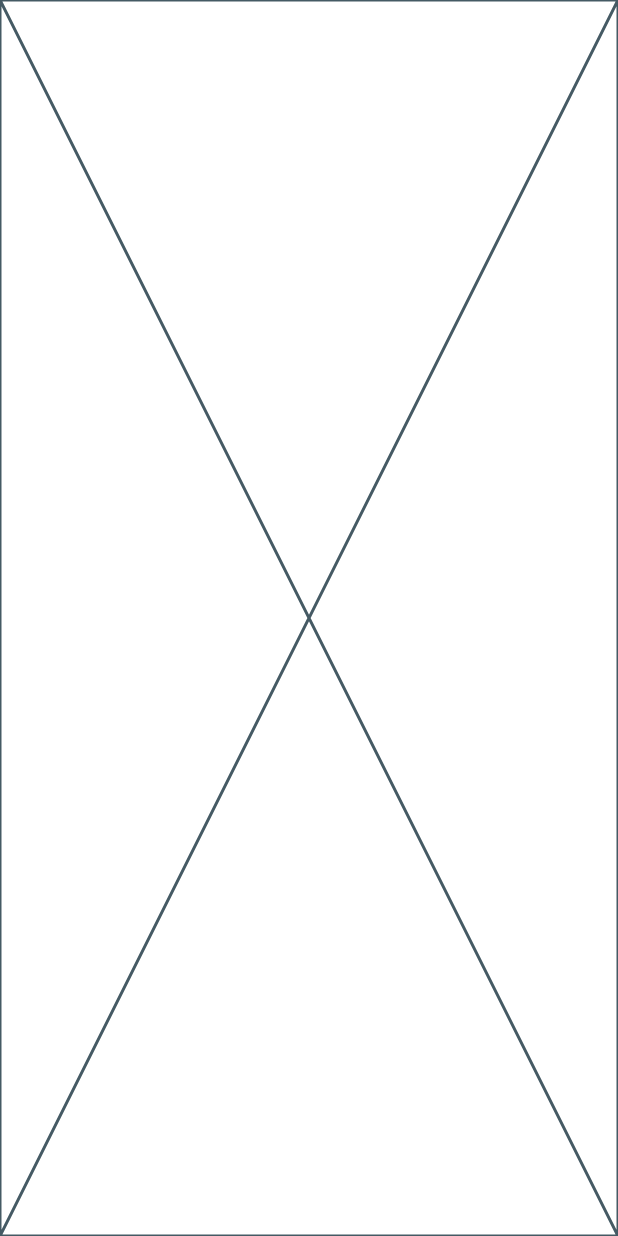
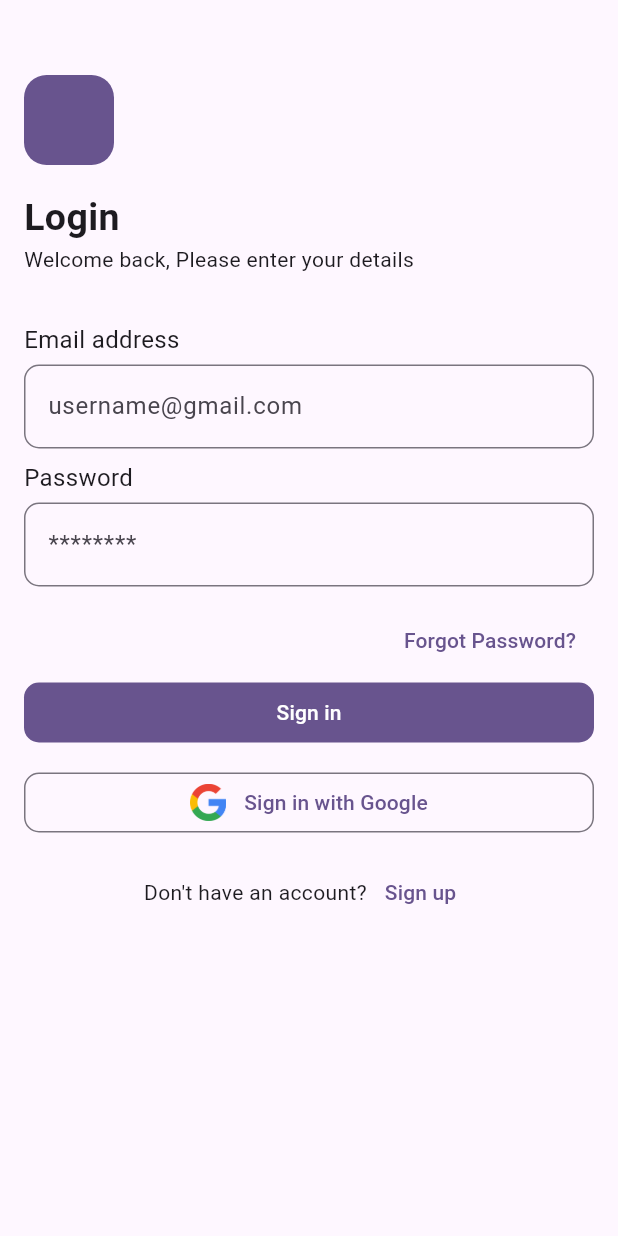
Before and after one commit to Wyntap-Inc/easevents_app, a Flutter app: the screen it shows after launch, on a phone screen of 412 x 824 dp. Run offline on Flutter 3.47's test engine with Material 3 defaults, Android fonts, the phone set to English and light mode, and no system bars.

Commit message:
created inital login

```diff
--- a/lib/main.dart
+++ b/lib/main.dart
@@ -1,4 +1,6 @@
 import 'package:flutter/material.dart';
+
+import 'screens/login.dart';
 
 void main() {
   runApp(const MyApp());
@@ -14,7 +16,7 @@ class MyApp extends StatelessWidget {
         colorScheme: ColorScheme.fromSeed(seedColor: Colors.deepPurple),
         useMaterial3: true,
       ),
-      home: const Placeholder(),
+      home: const LoginPage(),
     );
   }
 }
--- /dev/null
+++ b/lib/screens/login.dart
@@ -0,0 +1,149 @@
+import 'package:flutter/material.dart';
+
+class LoginPage extends StatelessWidget {
+  const LoginPage({super.key});
+
+  @override
+  Widget build(BuildContext context) {
+    return SafeArea(
+      child: Scaffold(
+        body: Padding(
+          padding: const EdgeInsets.only(left: 16, right: 16, top: 50),
+          child: Column(
+            crossAxisAlignment: CrossAxisAlignment.start,
+            children: [
+              Container(
+                width: 60,
+                height: 60,
+                decoration: BoxDecoration(
+                  color: Theme.of(context).colorScheme.primary,
+                  borderRadius: BorderRadius.circular(15),
+                ),
+              ),
+              const SizedBox(
+                height: 17,
+              ),
+              const Text(
+                'Login',
+                style: TextStyle(
+                  fontSize: 25,
+                  fontWeight: FontWeight.bold,
+                ),
+              ),
+              const Text('Welcome back, Please enter your details'),
+              const SizedBox(
+                height: 32,
+              ),
+              const Text(
+                'Email address',
+                style: TextStyle(
+                  fontSize: 16,
+                ),
+              ),
+              const SizedBox(
+                height: 5,
+              ),
+              TextFormField(
+                decoration: InputDecoration(
+                  hintText: 'username@gmail.com',
+                  border: OutlineInputBorder(
+                    borderRadius: BorderRadius.circular(10),
+                  ),
+                ),
+              ),
+              const SizedBox(
+                height: 8,
+              ),
+              const Text(
+                'Password',
+                style: TextStyle(
+                  fontSize: 16,
+                ),
+              ),
+              const SizedBox(
+                height: 5,
+              ),
+              TextFormField(
+                obscureText: true,
+                decoration: InputDecoration(
+                  hintText: '********',
+                  border: OutlineInputBorder(
+                    borderRadius: BorderRadius.circular(10),
+                  ),
+                ),
+              ),
+              const SizedBox(
+                height: 12,
+              ),
+              Row(
+                mainAxisAlignment: MainAxisAlignment.end,
+                children: [
+                  TextButton(
+                    onPressed: () {},
+                    child: const Text('Forgot Password?'),
+                  ),
+                ],
+              ),
+              SizedBox(
+                width: double.infinity,
+                child: FilledButton(
+                  style: ButtonStyle(
+                    shape: MaterialStateProperty.all(
+                      RoundedRectangleBorder(
+                        borderRadius: BorderRadius.circular(10),
+                      ),
+                    ),
+                  ),
+                  onPressed: () {},
+                  child: const Text('Sign in'),
+                ),
+              ),
+              const SizedBox(
+                height: 12,
+              ),
+              SizedBox(
+                width: double.infinity,
+                child: OutlinedButton(
+                  style: ButtonStyle(
+                    shape: MaterialStateProperty.all(
+                      RoundedRectangleBorder(
+                        borderRadius: BorderRadius.circular(10),
+                      ),
+                    ),
+                  ),
+                  onPressed: () {},
+                  child: Row(
+                    mainAxisAlignment: MainAxisAlignment.center,
+                    children: [
+                      Image.asset(
+                        'assets/images/GoogleLogo.png',
+                        width: 24,
+                      ),
+                      const SizedBox(
+                        width: 12,
+                      ),
+                      const Text('Sign in with Google'),
+                    ],
+                  ),
+                ),
+              ),
+              const SizedBox(
+                height: 12,
+              ),
+              Row(
+                mainAxisAlignment: MainAxisAlignment.center,
+                children: [
+                  const Text('Don\'t have an account?'),
+                  TextButton(
+                    onPressed: () {},
+                    child: const Text('Sign up'),
+                  ),
+                ],
+              ),
+            ],
+          ),
+        ),
+      ),
+    );
+  }
+}
--- a/pubspec.yaml
+++ b/pubspec.yaml
@@ -59,9 +59,9 @@ flutter:
   uses-material-design: true
 
   # To add assets to your application, add an assets section, like this:
-  # assets:
-  #   - images/a_dot_burr.jpeg
-  #   - images/a_dot_ham.jpeg
+  assets:
+    - assets/images/GoogleLogo.png
+
 
   # An image asset can refer to one or more resolution-specific "variants", see
   # https://flutter.dev/assets-and-images/#resolution-aware
```
Also changed, not shown: assets/images/GoogleLogo.png (added).
